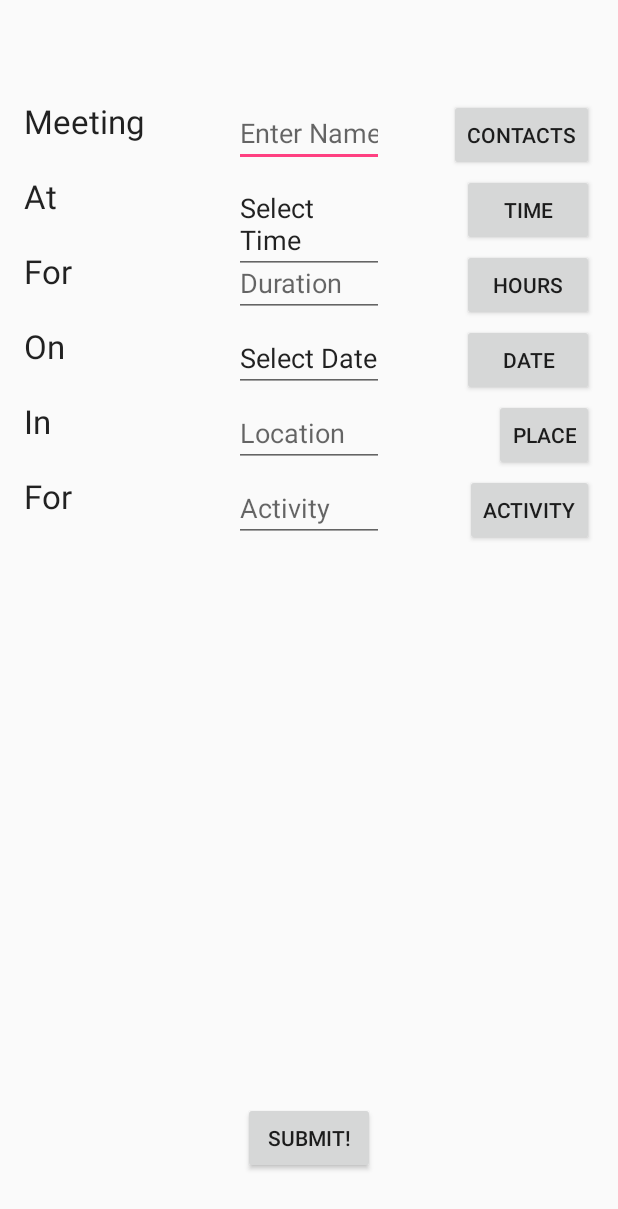
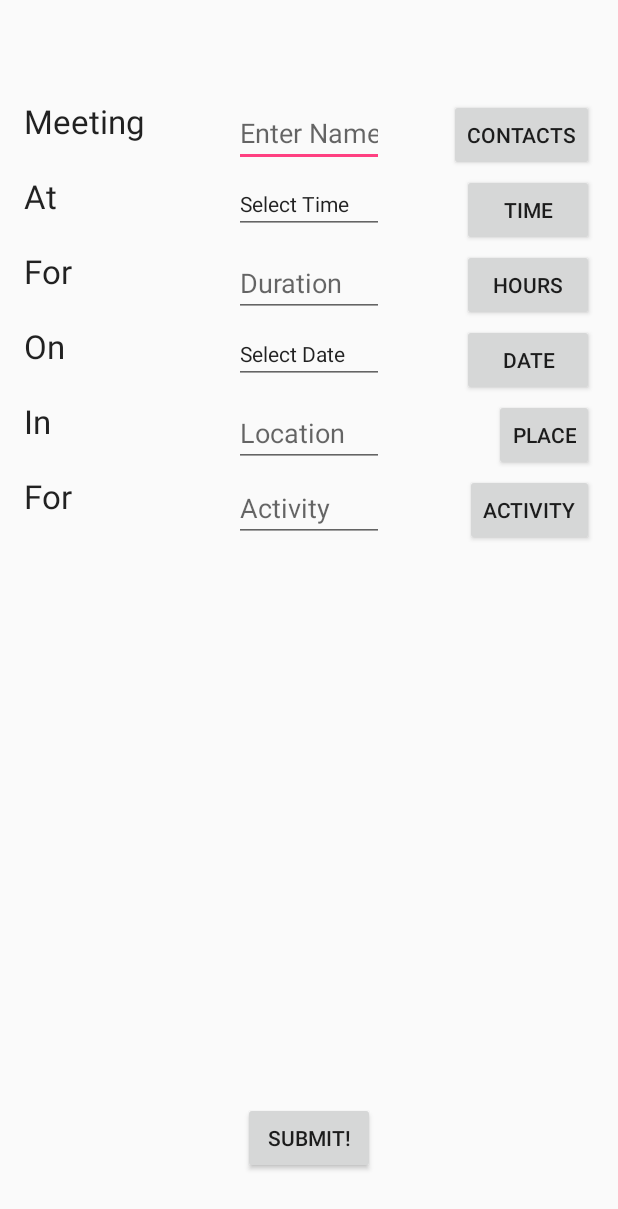
Before and after one commit to Yamsie/MeetingPlanner, an Android app: the ArrangeMeeting screen opened directly, with no data from a screen before it, on a phone screen of 412 x 824 dp. Shown: the top 1209 px of the screen. Run offline under Robolectric (Android 15) with nearby library versions, the phone set to English and light mode, and no system bars.

Commit message:
Un-fucked my shit that has previously been fucked by Aoife. ;)

```diff
--- a/app/src/main/java/com/example/james/meetingplanner/Menu.java
+++ b/app/src/main/java/com/example/james/meetingplanner/Menu.java
@@ -1,5 +1,6 @@
 package com.example.james.meetingplanner;
 
+import android.content.Intent;
 import android.os.Bundle;
 import android.support.design.widget.FloatingActionButton;
 import android.support.design.widget.Snackbar;
@@ -29,4 +30,9 @@ public class Menu extends AppCompatActivity {
         });
     }
 
+    public void onClick(View v) {
+        Intent intent = new Intent(this, ArrangeMeeting.class);
+        startActivity(intent);
+    }
+
 }
--- a/app/src/main/res/layout/arrange_meeting.xml
+++ b/app/src/main/res/layout/arrange_meeting.xml
@@ -81,7 +81,7 @@
         android:layout_centerHorizontal="true"
         android:layout_marginTop="50dp" />
 
-    <EditText
+    <TextView
         android:layout_width="100dp"
         android:layout_height="wrap_content"
         android:ems="10"
@@ -106,7 +106,7 @@
         android:layout_centerHorizontal="true"
         android:layout_marginTop="150dp" />
 
-    <EditText
+    <TextView
         android:layout_width="100dp"
         android:layout_height="wrap_content"
         android:ems="10"
--- a/app/src/main/res/layout/content.xml
+++ b/app/src/main/res/layout/content.xml
@@ -17,6 +17,7 @@
         android:id="@+id/imageButton"
         android:src = "@drawable/blockbut"
         android:adjustViewBounds="true"
+        android:onClick="onClick"
         android:padding="0dp"
         android:scaleType="fitXY"
         android:background="@android:color/transparent"
```
